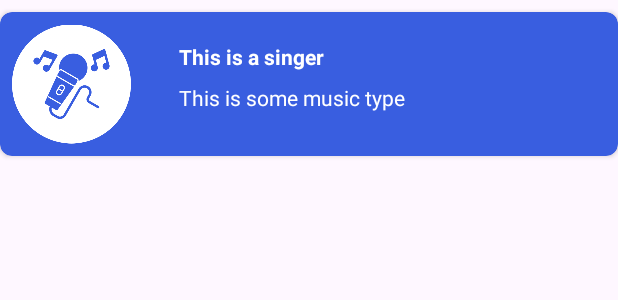
After one commit to HenryLima07/Cantante_Tracker, an Android app: the layout fragment_singer_item.xml on its own in the app's theme, with its tools: preview values and no code run, on a phone screen of 412 x 824 dp. The commit adds this screen. Shown: the top 300 px of the screen. Run offline under Robolectric (Android 15) with nearby library versions, the light colour scheme and no system bars.

Commit message:
add recyclerview and singer item fragment

```diff
--- /dev/null
+++ b/app/src/main/java/com/test/app_cantante/Data/Adapter/SingerRecyclerViewAdapter.kt
@@ -0,0 +1,31 @@
+package com.test.app_cantante.Data.Adapter
+
+import android.view.LayoutInflater
+import android.view.ViewGroup
+import androidx.recyclerview.widget.RecyclerView
+import com.test.app_cantante.Data.Model.SingerModel
+import com.test.app_cantante.databinding.FragmentSingerItemBinding
+
+class SingerRecyclerViewAdapter(
+    private val clickListener: (SingerModel) -> Unit
+): RecyclerView.Adapter<SingerRecyclerViewHolder>() {
+    private val singers = ArrayList<SingerModel>()
+
+    override fun onCreateViewHolder(parent: ViewGroup, viewType: Int): SingerRecyclerViewHolder {
+        val binding = FragmentSingerItemBinding.inflate(LayoutInflater.from(parent.context), parent, false)
+        return SingerRecyclerViewHolder(binding)
+    }
+
+    override fun getItemCount() = singers.size
+
+    override fun onBindViewHolder(holder: SingerRecyclerViewHolder, position: Int) {
+        val singer = singers[position]
+        holder.bind(singer, clickListener)
+    }
+
+    fun setData(singerList: List<SingerModel>){
+        singers.clear()
+        singers.addAll(singerList)
+    }
+
+}
--- /dev/null
+++ b/app/src/main/java/com/test/app_cantante/Data/Adapter/SingerRecyclerViewHolder.kt
@@ -0,0 +1,20 @@
+package com.test.app_cantante.Data.Adapter
+
+import android.annotation.SuppressLint
+import androidx.recyclerview.widget.RecyclerView
+import com.test.app_cantante.Data.Model.SingerModel
+import com.test.app_cantante.databinding.FragmentSingerItemBinding
+
+class SingerRecyclerViewHolder(private val binding: FragmentSingerItemBinding): RecyclerView.ViewHolder(binding.root) {
+    @SuppressLint("SetTextI18n")
+    fun bind(
+        singer: SingerModel, clickListener: (SingerModel) -> Unit
+    ) {
+        binding.textViewName.text = singer.name
+        binding.textViewMusicType.text = singer.music_type
+
+        binding.cardItem.setOnClickListener {
+            clickListener(singer)
+        }
+    }
+}
--- /dev/null
+++ b/app/src/main/java/com/test/app_cantante/UI/Home/SingerItem/SingerItemFragment.kt
@@ -0,0 +1,31 @@
+package com.test.app_cantante.UI.Home.SingerItem
+
+import android.os.Bundle
+import androidx.fragment.app.Fragment
+import android.view.LayoutInflater
+import android.view.View
+import android.view.ViewGroup
+import com.test.app_cantante.R
+import com.test.app_cantante.databinding.FragmentSingerItemBinding
+
+
+/**
+ Fragment show item singer
+ */
+class SingerItemFragment : Fragment() {
+    private lateinit var binding: FragmentSingerItemBinding
+
+    override fun onCreate(savedInstanceState: Bundle?) {
+        super.onCreate(savedInstanceState)
+
+    }
+
+    override fun onCreateView(
+        inflater: LayoutInflater, container: ViewGroup?,
+        savedInstanceState: Bundle?
+    ): View? {
+        binding = FragmentSingerItemBinding.inflate(inflater, container, false)
+        return binding.root
+    }
+
+}
--- /dev/null
+++ b/app/src/main/res/layout/fragment_singer_item.xml
@@ -0,0 +1,61 @@
+<?xml version="1.0" encoding="utf-8"?>
+<layout xmlns:android="http://schemas.android.com/apk/res/android"
+    xmlns:tools="http://schemas.android.com/tools"
+    xmlns:app="http://schemas.android.com/apk/res-auto">
+
+    <androidx.cardview.widget.CardView
+        android:id="@+id/card_item"
+        android:layout_width="match_parent"
+        android:layout_height="wrap_content"
+        app:layout_constraintEnd_toEndOf="parent"
+        app:layout_constraintStart_toStartOf="parent"
+        app:layout_constraintTop_toTopOf="parent"
+        app:cardCornerRadius="@dimen/sm_gap"
+        android:layout_marginTop="@dimen/sm_gap"
+        android:backgroundTint="@color/primary">
+
+        <LinearLayout
+            android:layout_width="match_parent"
+            android:layout_height="match_parent"
+            android:orientation="horizontal"
+            android:layout_margin="@dimen/sm_gap"
+            >
+
+            <ImageView
+                android:id="@+id/image_profile"
+                android:layout_width="wrap_content"
+                android:layout_height="80dp"
+                android:layout_weight="4"
+                android:contentDescription="@string/singer_picture_desc"
+                app:srcCompat="@drawable/karaoke" />
+
+            <LinearLayout
+                android:layout_width="match_parent"
+                android:layout_height="match_parent"
+                android:layout_gravity="center_vertical"
+                android:layout_weight="1"
+                android:orientation="vertical"
+                android:layout_marginLeft="@dimen/md_gap"
+                android:layout_marginTop="@dimen/sm_gap"
+                >
+
+                <TextView
+                    android:id="@+id/text_view_name"
+                    android:layout_width="wrap_content"
+                    android:layout_height="wrap_content"
+                    tools:text="This is a singer"
+                    android:textColor="@color/background"
+                    android:paddingBottom="@dimen/sm_gap"
+                    android:textStyle="bold"
+                    />
+
+                <TextView
+                    android:id="@+id/text_view_music_type"
+                    android:layout_width="match_parent"
+                    android:layout_height="wrap_content"
+                    tools:text="This is some music type"
+                    android:textColor="@color/background"/>
+            </LinearLayout>
+        </LinearLayout>
+    </androidx.cardview.widget.CardView>
+</layout>
--- a/app/src/main/res/values/strings.xml
+++ b/app/src/main/res/values/strings.xml
@@ -2,4 +2,5 @@
     <string name="app_name">APP_Cantante</string>
     <!-- TODO: Remove or change this placeholder text -->
     <string name="hello_blank_fragment">Hello blank fragment</string>
+    <string name="singer_picture_desc">Singer Picture</string>
 </resources>
```
